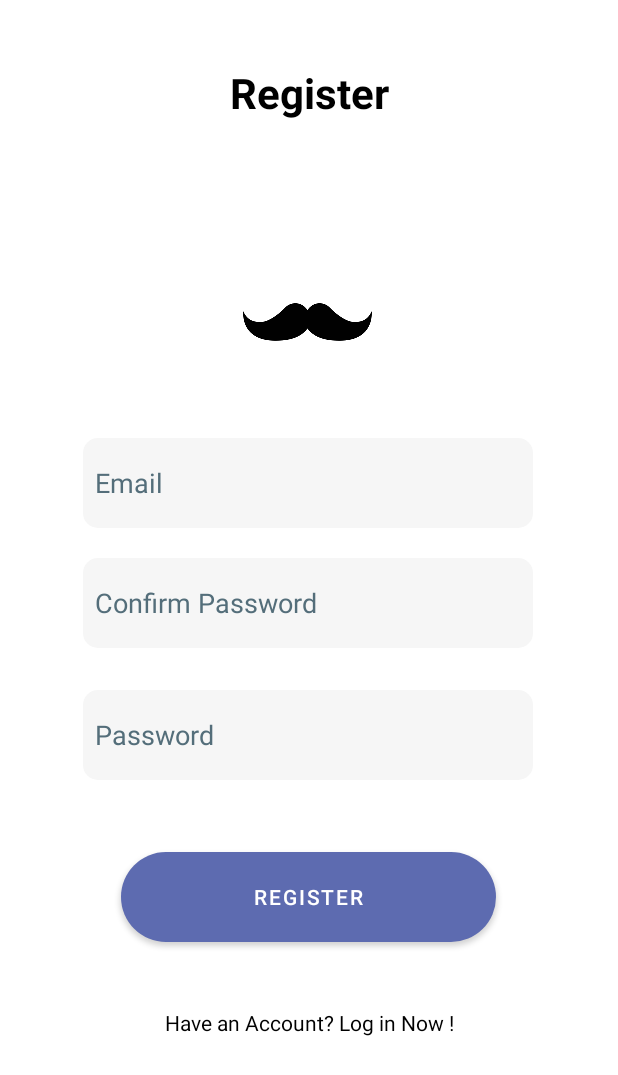
After one commit to ahmad420/ClipIt, an Android app: the Register screen opened directly, with no data from a screen before it, on a phone screen of 412 x 824 dp. The commit adds this screen. Shown: the top 1075 px of the screen. Run offline under Robolectric (Android 15) with nearby library versions, the phone set to English and light mode, and no system bars.

```diff
--- /dev/null
+++ b/app/src/main/java/com/example/clipit/Register.java
@@ -0,0 +1,19 @@
+package com.example.clipit;
+
+import androidx.appcompat.app.AppCompatActivity;
+
+import android.os.Bundle;
+
+public class Register extends AppCompatActivity {
+
+    @Override
+    protected void onCreate(Bundle savedInstanceState) {
+
+        super.onCreate(savedInstanceState);
+        setContentView(R.layout.activity_register);
+        // hide the top of the app
+        if (getSupportActionBar() != null) {
+            getSupportActionBar().hide();
+        }
+    }
+}
--- a/app/src/main/java/com/example/clipit/Splash_Screen.java
+++ b/app/src/main/java/com/example/clipit/Splash_Screen.java
@@ -35,7 +35,7 @@ public class Splash_Screen extends AppCompatActivity {
             @Override
             public void run() {
 
-                Intent intent = new Intent(Splash_Screen.this, MainActivity.class);
+                Intent intent = new Intent(Splash_Screen.this, Booking_Calendar.class);
                 startActivity(intent);
                 finish();
             }
--- /dev/null
+++ b/app/src/main/res/drawable/rounded_button.xml
@@ -0,0 +1,6 @@
+<?xml version="1.0" encoding="utf-8"?>
+<shape xmlns:android="http://schemas.android.com/apk/res/android"
+    android:shape="rectangle">
+    <corners android:radius="100dp" />
+    <solid android:color="#5D6BB0" />
+    </shape>
--- /dev/null
+++ b/app/src/main/res/drawable/rounded_edittext_bg.xml
@@ -0,0 +1,10 @@
+<?xml version="1.0" encoding="utf-8"?>
+<shape xmlns:android="http://schemas.android.com/apk/res/android"
+    android:shape="rectangle">
+    <corners android:radius="10dp"  />
+    <padding android:left="8dp"/>
+    <solid android:color="#F6F6F6" />
+
+    <stroke
+        android:color="#BDBDBD" />
+</shape>
--- /dev/null
+++ b/app/src/main/res/layout/activity_register.xml
@@ -0,0 +1,112 @@
+<?xml version="1.0" encoding="utf-8"?>
+<androidx.constraintlayout.widget.ConstraintLayout xmlns:android="http://schemas.android.com/apk/res/android"
+    xmlns:app="http://schemas.android.com/apk/res-auto"
+    xmlns:tools="http://schemas.android.com/tools"
+    android:layout_width="match_parent"
+    android:layout_height="match_parent"
+    tools:context=".Login"
+    >
+
+
+    <TextView
+        android:id="@+id/loginText"
+        android:layout_width="157dp"
+        android:layout_height="wrap_content"
+        android:layout_marginStart="16dp"
+        android:layout_marginTop="16dp"
+        android:layout_marginEnd="16dp"
+        android:text="@string/register"
+        android:textAlignment="center"
+        android:textColor="@color/black"
+        android:textSize="28sp"
+        android:textStyle="bold"
+        app:layout_constraintBottom_toTopOf="@+id/stash_logo2"
+        app:layout_constraintEnd_toEndOf="parent"
+        app:layout_constraintStart_toStartOf="parent"
+        app:layout_constraintTop_toTopOf="parent"
+        app:layout_constraintVertical_bias="0.231" />
+
+    <EditText
+        android:id="@+id/emailEditText"
+        android:layout_width="300dp"
+        android:layout_height="60dp"
+        android:layout_marginBottom="20dp"
+        android:autofillHints=""
+        android:background="@drawable/rounded_edittext_bg"
+        android:hint="@string/email"
+        android:inputType="textEmailAddress"
+        android:textColorHint="#546E7A"
+        app:layout_constraintBottom_toTopOf="@+id/confirm_password"
+        app:layout_constraintEnd_toEndOf="parent"
+        app:layout_constraintHorizontal_bias="0.495"
+        app:layout_constraintStart_toStartOf="parent" />
+
+    <ImageView
+        android:id="@+id/stash_logo2"
+        android:layout_width="140dp"
+        android:layout_height="90dp"
+        android:layout_gravity="center"
+        android:layout_marginBottom="32dp"
+        android:contentDescription="@string/logo2"
+        android:src="@drawable/stash"
+        app:cardCornerRadius="75dp"
+        app:layout_constraintBottom_toTopOf="@+id/emailEditText"
+        app:layout_constraintEnd_toEndOf="parent"
+        app:layout_constraintHorizontal_bias="0.498"
+        app:layout_constraintStart_toStartOf="parent" />
+
+    <Button
+        android:id="@+id/Register_button"
+        android:layout_width="250dp"
+        android:layout_height="60dp"
+        android:layout_marginBottom="196dp"
+        android:background="@drawable/rounded_button"
+        android:text="@string/register_btn"
+        app:layout_constraintBottom_toBottomOf="parent"
+        app:layout_constraintEnd_toEndOf="parent"
+        app:layout_constraintHorizontal_bias="0.496"
+        app:layout_constraintStart_toStartOf="parent" />
+
+    <TextView
+        android:id="@+id/forgot_password_link"
+        android:layout_width="wrap_content"
+        android:layout_height="wrap_content"
+        android:text="@string/go_to_login_page"
+        android:textColor="@color/material_dynamic_primary0"
+        app:layout_constraintBottom_toBottomOf="parent"
+        app:layout_constraintEnd_toEndOf="parent"
+        app:layout_constraintStart_toStartOf="parent"
+        app:layout_constraintTop_toBottomOf="@+id/Register_button"
+        app:layout_constraintVertical_bias="0.25" />
+
+    <EditText
+        android:id="@+id/password1"
+        android:layout_width="300dp"
+        android:layout_height="60dp"
+        android:layout_marginBottom="48dp"
+        android:autofillHints=""
+        android:background="@drawable/rounded_edittext_bg"
+        android:hint="@string/password"
+        android:inputType="textPassword"
+        android:textColorHint="#546E7A"
+        app:layout_constraintBottom_toTopOf="@+id/Register_button"
+        app:layout_constraintEnd_toEndOf="parent"
+        app:layout_constraintHorizontal_bias="0.495"
+        app:layout_constraintStart_toStartOf="parent" />
+
+    <EditText
+        android:id="@+id/confirm_password"
+        android:layout_width="300dp"
+        android:layout_height="60dp"
+        android:layout_marginBottom="28dp"
+        android:autofillHints=""
+        android:background="@drawable/rounded_edittext_bg"
+        android:hint="@string/confirm_password"
+        android:inputType="textPassword"
+        android:textColorHint="#546E7A"
+        app:layout_constraintBottom_toTopOf="@+id/password1"
+        app:layout_constraintEnd_toEndOf="parent"
+        app:layout_constraintHorizontal_bias="0.495"
+        app:layout_constraintStart_toStartOf="parent" />
+
+</androidx.constraintlayout.widget.ConstraintLayout>
--- a/app/src/main/res/values/strings.xml
+++ b/app/src/main/res/values/strings.xml
@@ -2,6 +2,15 @@
     <string name="app_name">Clipit</string>
     <string name="logo2">logo2</string>
     <string name="logo1">logo1</string>
+    <string name="email">Email</string>
+    <string name="password">Password</string>
+    <string name="forgot_your_password">Forgot your password?</string>
+    <string name="log_in">Log in</string>
+    <string name="log_in_text">Log In</string>
+    <string name="register">Register</string>
+    <string name="confirm_password">Confirm Password</string>
+    <string name="go_to_login_page">Have an Account? Log in Now !</string>
+    <string name="register_btn">Register</string>
 
     <style name="AppTheme" parent="Theme.MaterialComponents.DayNight">
         <item name="android:statusBarColor">@color/design_default_color_primary_dark</item>
--- a/app/src/main/res/values/themes.xml
+++ b/app/src/main/res/values/themes.xml
@@ -2,8 +2,8 @@
     <!-- Base application theme. -->
     <style name="Theme.Clipit" parent="Theme.MaterialComponents.DayNight.DarkActionBar">
         <!-- Primary brand color. -->
-        <item name="colorPrimary">@color/purple_500</item>
-        <item name="colorPrimaryVariant">@color/purple_700</item>
+        <item name="colorPrimary">#5D6BB0</item>
+        <item name="colorPrimaryVariant">#5D6BB0</item>
         <item name="colorOnPrimary">@color/white</item>
         <!-- Secondary brand color. -->
         <item name="colorSecondary">@color/teal_200</item>
```
Also changed, not shown: app/src/main/AndroidManifest.xml (+46 -4 lines), app/src/main/java/com/example/clipit/App_Rating.java (added, +13 -0 lines), app/src/main/java/com/example/clipit/Booking_Calendar.java (added, +41 -0 lines), app/src/main/java/com/example/clipit/Booking_Confirmation.java (added, +14 -0 lines), app/src/main/java/com/example/clipit/Login.java (added, +21 -0 lines), app/src/main/java/com/example/clipit/Profile.java (added, +14 -0 lines), app/src/main/res/layout/activity_app_rating.xml (added, +10 -0 lines), app/src/main/res/layout/activity_booking_calendar.xml (added, +20 -0 lines), app/src/main/res/layout/activity_booking_confirmation.xml (added, +9 -0 lines), app/src/main/res/layout/activity_login.xml (added, +98 -0 lines), app/src/main/res/layout/activity_profile.xml (added, +9 -0 lines), app/src/main/res/layout/activity_spalsh_screen.xml (+7 -6 lines), app/src/main/res/drawable-v24/bg1.jpg (added).
